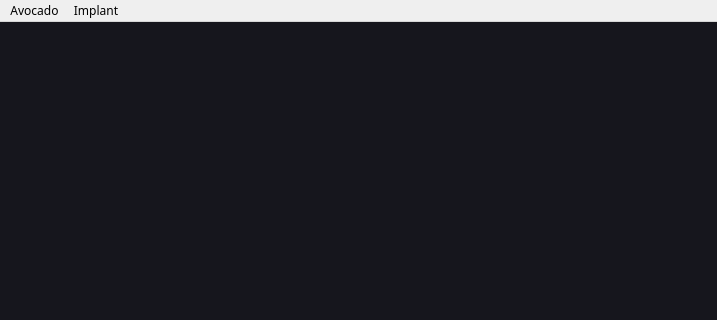
Qt form src/operator/gui/resources/ui/main_window.ui (ProDefense/Avocado) before a commit; both pictures show x 0 to 717 and y 0 to 320 of the 717 by 572 pixel window.
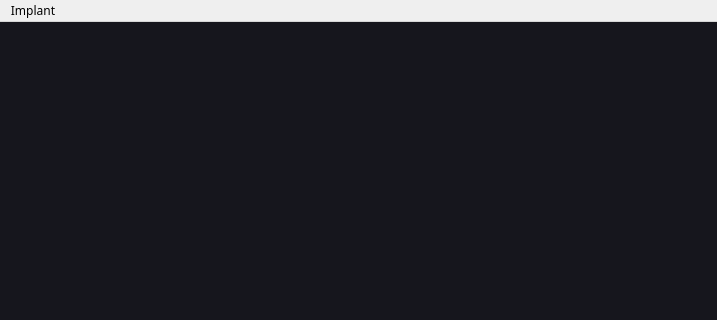
The same form after that commit.

Commit message: remove unneeded 'Avocado' menu item

The edit to the form file:
```diff
--- a/src/operator/gui/resources/ui/main_window.ui
+++ b/src/operator/gui/resources/ui/main_window.ui
@@ -43,18 +43,12 @@
    <property name="nativeMenuBar">
     <bool>true</bool>
    </property>
-   <widget class="QMenu" name="menuAvocado">
-    <property name="title">
-     <string>Avocado</string>
-    </property>
-   </widget>
    <widget class="QMenu" name="menuImplant">
     <property name="title">
      <string>Implant</string>
     </property>
     <addaction name="generateAction"/>
    </widget>
-   <addaction name="menuAvocado"/>
    <addaction name="menuImplant"/>
   </widget>
   <widget class="QStatusBar" name="statusbar"/>
```
The commit also changes 1 other file.
